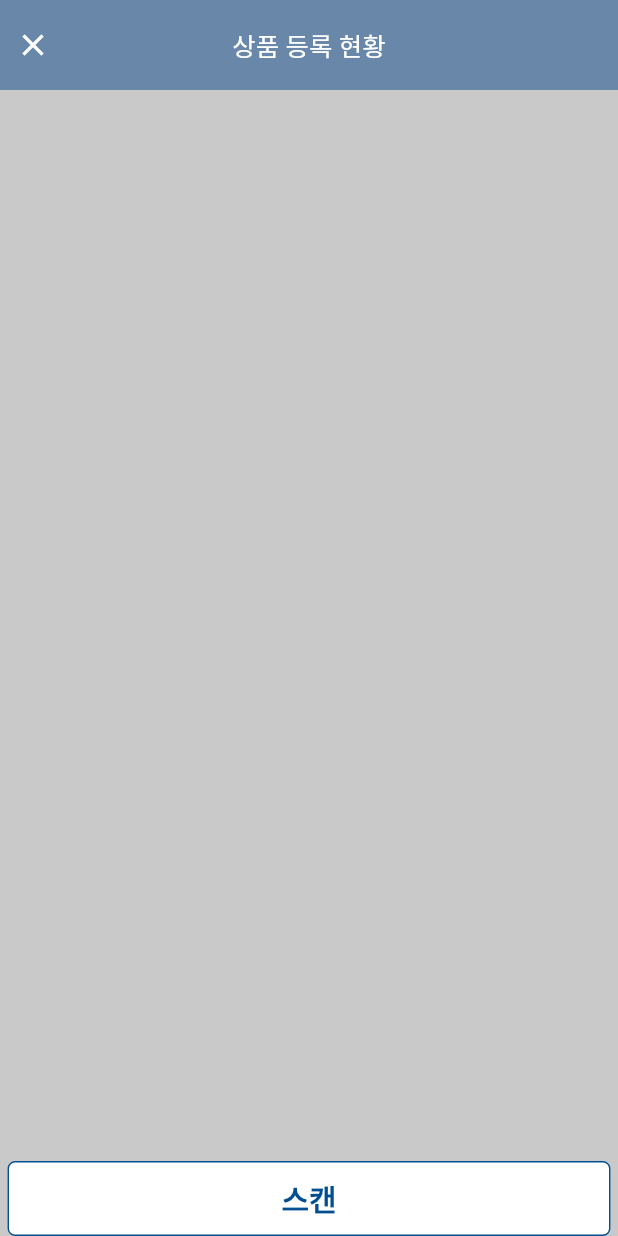
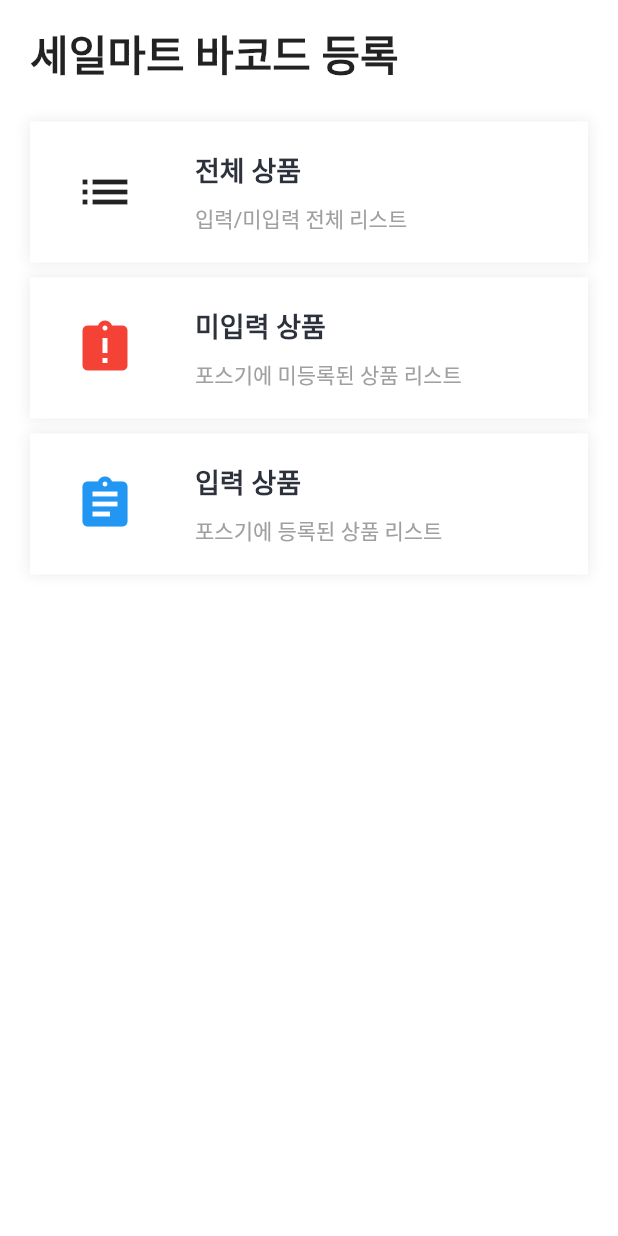
Before and after one commit to leemjjava/barcode_mj, a Flutter app: the screen it shows after launch, on a phone screen of 412 x 824 dp. Run offline on Flutter 3.47's test engine with Material 2 defaults, Android fonts, the phone set to English and light mode, and no system bars; our stand-ins replace cloud_firestore, firebase_core, progress_dialog; missing offline and left inert: barcode_scan; accounts and stored records are empty.

Commit message:
/Users/lmj/Desktop/WORK_SPACE_FLUTTER/barcode_mj/lib/main.dart /Users/lmj/Desktop/WORK_SPACE_FLUTTER/barcode_mj/lib/home.dart - 홈 화면 분할 해서 전체상품, 입력상품, 미입력상품으로 접근 가능하도록 함
/Users/lmj/Desktop/WORK_SPACE_FLUTTER/barcode_mj/lib/product_list.dart
/Users/lmj/Desktop/WORK_SPACE_FLUTTER/barcode_mj/lib/custom_ui/layout.dart
- code 리펙토링 하고 PriceCard를 layout 파일로 옮김

```diff
--- /dev/null
+++ b/lib/home.dart
@@ -0,0 +1,144 @@
+import 'package:barcode_mj/product_list.dart';
+import 'package:barcode_mj/util/resource.dart';
+import 'package:barcode_mj/util/util.dart';
+import 'package:flutter/cupertino.dart';
+import 'package:flutter/material.dart';
+
+import 'custom_ui/button.dart';
+
+class Home extends StatefulWidget{
+  @override
+  HomeState createState()=> HomeState();
+}
+
+class HomeState extends State<Home>{
+
+  @override
+  Widget build(BuildContext context) {
+    return SafeArea(
+      child: Scaffold(
+        backgroundColor: Colors.white,
+        body: SingleChildScrollView(
+          child: Padding(
+            padding: rootPadding,
+            child: Column(
+              crossAxisAlignment: CrossAxisAlignment.start,
+              children: <Widget>[
+                SizedBox(height: 10,),
+                Text(
+                  "세일마트 바코드 등록",
+                  style: TextStyle(
+                      fontSize: 28,
+                      fontWeight: FontWeight.w700
+                  ),
+                ),
+                SizedBox(height: 25,),
+                serviceItem(
+                  icon: Icon(Icons.list, size: 40,),
+                  title: "전체 상품",
+                  content: "입력/미입력 전체 리스트",
+                  onTap: (){
+                    Route route = createSlideUpRoute(
+                        widget : ProductList(type: productListTypeAll,)
+                    );
+                    Navigator.push(context, route);
+                  },
+                ),
+                SizedBox(height: 10,),
+                serviceItem(
+                  icon: Icon(Icons.assignment_late, size: 40, color: Colors.red,),
+                  title: "미입력 상품",
+                  content: "포스기에 미등록된 상품 리스트",
+                  onTap: (){
+                    Route route = createSlideUpRoute(
+                        widget : ProductList(type: productListTypeNotInput,)
+                    );
+                    Navigator.push(context, route);
+                  },
+                ),
+                SizedBox(height: 10,),
+                serviceItem(
+                  icon: Icon(Icons.assignment, size: 40, color: Colors.blue),
+                  title: "입력 상품",
+                  content: "포스기에 등록된 상품 리스트",
+                  onTap: (){
+                    Route route = createSlideUpRoute(
+                        widget : ProductList(type: productListTypeInput,)
+                    );
+                    Navigator.push(context, route);
+                  },
+                ),
+                SizedBox(height: 10,),
+              ],
+            ),
+          )
+        ),
+      )
+    );
+  }
+
+  Widget serviceItem({
+    @required Icon icon,
+    @required String title,
+    @required String content,
+    GestureTapCallback onTap
+  }){
+
+    return SizedBox(
+      height: 94,
+      child: Container(
+        decoration: BoxDecoration(
+          boxShadow: [
+            BoxShadow(
+              color: quickGrayEd,
+              spreadRadius: 1,
+              blurRadius: 7,
+              offset: Offset(0, 0), // changes position of shadow
+            ),
+          ],
+          borderRadius: BorderRadius.all(Radius.circular(3)),
+        ),
+        child: InkWellCS(
+          backgroundColor: Colors.white,
+          onTap: onTap,
+          child: Container(
+            padding: EdgeInsets.only(left: 30),
+            child: Row(
+              crossAxisAlignment: CrossAxisAlignment.center,
+              children: <Widget>[
+                icon,
+                SizedBox(width: 40,),
+                Column(
+                  crossAxisAlignment: CrossAxisAlignment.start,
+                  mainAxisAlignment: MainAxisAlignment.center,
+                  children: <Widget>[
+                    Text(
+                      title,
+                      style: TextStyle(
+                          fontSize: 18,
+                          color: quickBlack2C,
+                          fontWeight: FontWeight.w700
+                      ),
+                    ),
+                    SizedBox(height: 9,),
+                    SizedBox(
+                      width: 180,
+                      child: Text(
+                        content,
+                        overflow: TextOverflow.clip,
+                        style: TextStyle(
+                            fontSize: 14,
+                            color: quickGrayA0
+                        ),
+                      ),
+                    )
+                  ],
+                )
+              ],
+            )
+          ),
+        ),
+      ),
+    );
+  }
+}
--- a/lib/main.dart
+++ b/lib/main.dart
@@ -1,4 +1,4 @@
-import 'package:barcode_mj/product_list.dart';
+import 'package:barcode_mj/home.dart';
 import 'package:barcode_mj/util/resource.dart';
 import 'package:barcode_mj/util/util.dart';
 import 'package:firebase_core/firebase_core.dart';
@@ -41,7 +41,7 @@ class _MyAppState extends State<MyApp> {
           // Once complete, show your application
           if (snapshot.connectionState == ConnectionState.done) {
             return MaterialApp(
-              home: ProductList(),
+              home: Home(),
             );
           }
 
--- a/lib/util/resource.dart
+++ b/lib/util/resource.dart
@@ -68,3 +68,8 @@ final String fnName = "name";
 final String fnPrice = "price";
 final String fnDatetime = "datetime";
 final String fnIsInput = "isInput";
+final String fnCount = "count";
+
+final String productListTypeAll = 'LIST_ALL';
+final String productListTypeInput = 'LIST_INPUT';
+final String productListTypeNotInput = 'LIST_NOT_INPUT';
```
Also changed, not shown: lib/custom_ui/layout.dart (+71 -0 lines), lib/product_list.dart (+288 -204 lines), lib/util/util.dart (+7 -0 lines).
